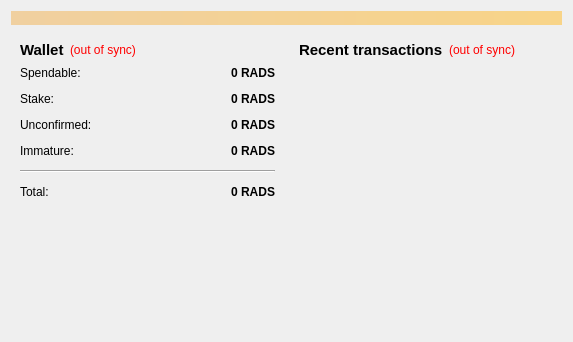
The window that src/qt/forms/overviewpage.ui (tm2013/Radium) describes before a commit, drawn with Qt 5.
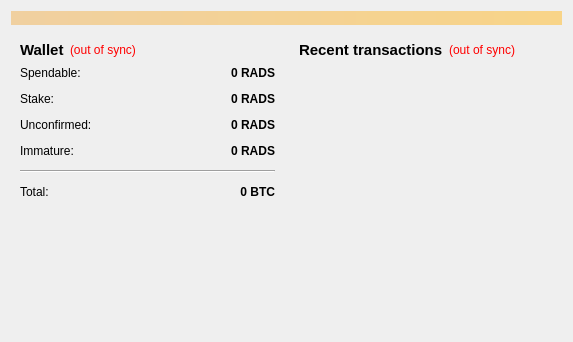
The same window after the commit.

The edit to the form file:
```diff
--- a/src/qt/forms/overviewpage.ui
+++ b/src/qt/forms/overviewpage.ui
@@ -250,7 +250,7 @@
                <string>Your current total balance</string>
               </property>
               <property name="text">
-               <string notr="true">0 RADS</string>
+               <string notr="true">0 BTC</string>
               </property>
               <property name="alignment">
                <set>Qt::AlignRight|Qt::AlignTrailing|Qt::AlignVCenter</set>
```
Left out of the diff: 4 changed lines with no effect on the pictures.
